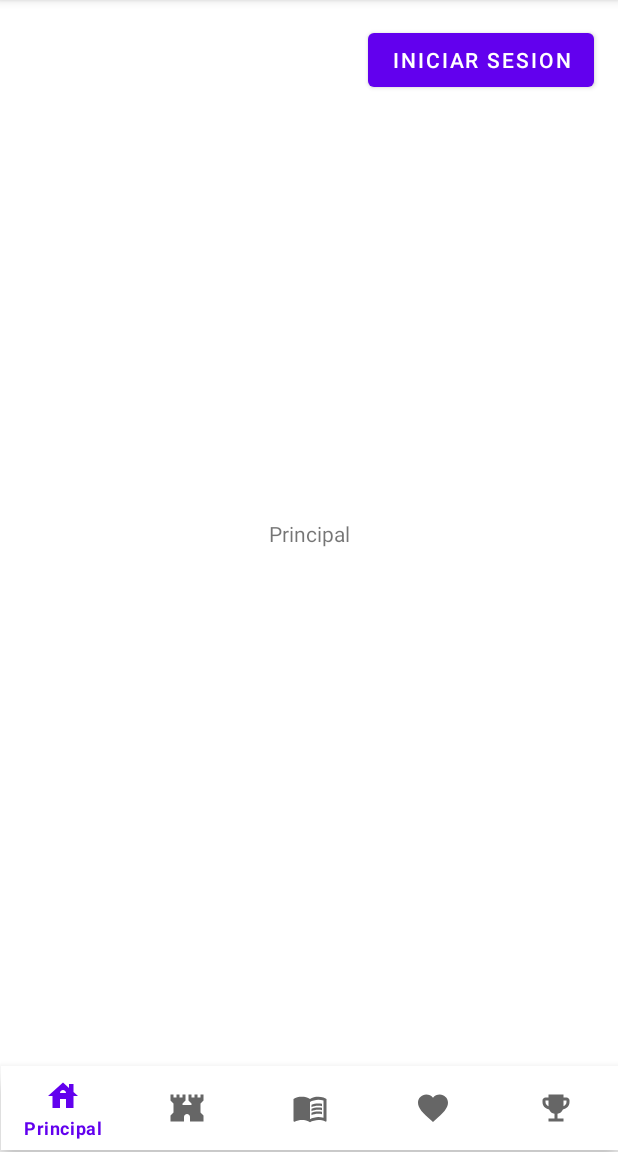
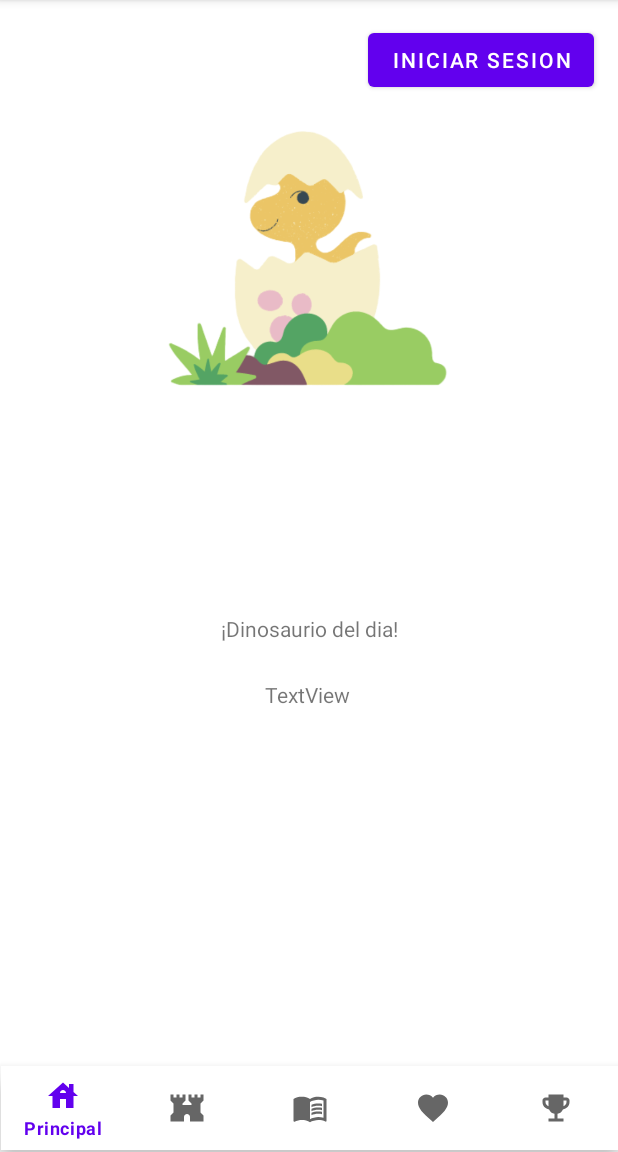
Before and after one commit to jleonreg/trabajoAuxiliar, an Android app: the screen it shows after launch (MainActivity), on a phone screen of 412 x 824 dp, the part 84-1236 px from its top. Run offline under Robolectric (Android 15) with nearby library versions, the phone set to English and light mode, and no system bars; our stand-ins replace Room's generated code; pictures from the network do not load.

Commit message:
CASO DE USO 5, TERMINADO

```diff
--- a/app/src/main/java/es/unex/dinopedia/DinosaurioAdapter.java
+++ b/app/src/main/java/es/unex/dinopedia/DinosaurioAdapter.java
@@ -42,7 +42,6 @@ public class DinosaurioAdapter extends RecyclerView.Adapter<DinosaurioAdapter.Vi
     @Override
     public void onBindViewHolder(ViewHolder holder, int position) {
         holder.bind(mItems.get(position),listener);
-
     }
 
     // Return the size of your dataset (invoked by the layout manager)
@@ -74,7 +73,9 @@ public class DinosaurioAdapter extends RecyclerView.Adapter<DinosaurioAdapter.Vi
 
     }
 
-    public Object getItem(int pos) { return mItems.get(pos); }
+    public Object getItem(int pos) {
+        return mItems.get(pos);
+    }
 
      static class ViewHolder extends RecyclerView.ViewHolder {
 
--- a/app/src/main/java/es/unex/dinopedia/EnciclopediaFragment.java
+++ b/app/src/main/java/es/unex/dinopedia/EnciclopediaFragment.java
@@ -45,7 +45,7 @@ public class EnciclopediaFragment extends Fragment {
     private final Context context;
     private List<Dinosaurio> dinoList = new ArrayList<>();
 
-    public void lista(List<Dinosaurio> dino){
+    public void lista(){
         //dinoList=new ArrayList<>(dino);
         DinosaurioDatabase database = DinosaurioDatabase.getInstance(context);
         dinoList=database.getDao().getAll();
@@ -95,6 +95,13 @@ public class EnciclopediaFragment extends Fragment {
         // Inflate the layout for this fragment
         View viewMain = inflater.inflate(R.layout.fragment_enciclopedia, container, false);
 
+        AppExecutors.getInstance().diskIO().execute(new Runnable() {
+            @Override
+            public void run() {
+                lista();
+            }
+        });
+
         mRecyclerView = viewMain.findViewById(R.id.my_recycler_view);
 
         // use this setting to improve performance if you know that changes
@@ -105,10 +112,6 @@ public class EnciclopediaFragment extends Fragment {
         // - Set a Linear Layout Manager to the RecyclerView
         mLayoutManager = new LinearLayoutManager(context);
         mRecyclerView.setLayoutManager(mLayoutManager);
-
-        // - Create a new Adapter for the RecyclerView
-        // specify an adapter (see also next example)
-        View view = mRecyclerView.findViewById(android.R.id.content);
 
         // - Attach the adapter to the RecyclerView
         mRecyclerView.setAdapter(mAdapter);
--- a/app/src/main/java/es/unex/dinopedia/MainFragment.java
+++ b/app/src/main/java/es/unex/dinopedia/MainFragment.java
@@ -1,17 +1,21 @@
 package es.unex.dinopedia;
 
+import android.annotation.SuppressLint;
 import android.content.Context;
 import android.os.Bundle;
 
 import androidx.fragment.app.Fragment;
 import androidx.fragment.app.FragmentManager;
 import androidx.fragment.app.FragmentTransaction;
+import androidx.recyclerview.widget.LinearLayoutManager;
+import androidx.recyclerview.widget.RecyclerView;
 
 import android.util.Log;
 import android.view.LayoutInflater;
 import android.view.View;
 import android.view.ViewGroup;
 import android.widget.Button;
+import android.widget.TextView;
 
 import org.json.JSONArray;
 
@@ -22,7 +26,6 @@ import java.util.Date;
 import java.util.List;
 import java.util.Random;
 
-import es.unex.dinopedia.databinding.ActivityMainBinding;
 import es.unex.dinopedia.roomdb.DinosaurioDatabase;
 
 /**
@@ -36,6 +39,7 @@ public class MainFragment extends Fragment implements View.OnClickListener {
     // the fragment initialization parameters, e.g. ARG_ITEM_NUMBER
     private static final String ARG_PARAM1 = "param1";
     private static final String ARG_PARAM2 = "param2";
+    private View vista;
     private final Context context;
     private DinosaurioAdapter mAdapter;
     private DateFormat formatoFecha;
@@ -47,11 +51,11 @@ public class MainFragment extends Fragment implements View.OnClickListener {
     private List<Dinosaurio> dinoList = new ArrayList<>();
     private List<Dinosaurio> copiaDinosaurio= new ArrayList<>(dinoList);
 
-    public void lista(List<Dinosaurio> dino){
+    public void lista(){
         //dinoList=new ArrayList<>(dino);
         DinosaurioDatabase database = DinosaurioDatabase.getInstance(context);
         dinoList=database.getDao().getAll();
-
+        copiaDinosaurio=database.getDao().getAll();
     }
 
     public MainFragment(Context cont) {
@@ -97,8 +101,15 @@ public class MainFragment extends Fragment implements View.OnClickListener {
     @Override
     public View onCreateView(LayoutInflater inflater, ViewGroup container, Bundle savedInstanceState){
         View rootView = inflater.inflate(R.layout.fragment_main, container, false);
+        vista = rootView;
+        Button bIniciarSesion = rootView.findViewById(R.id.bIniciarSesion);
 
-        Button bIniciarSesion = rootView.findViewById(R.id.bIniciarSesion);
+        AppExecutors.getInstance().diskIO().execute(new Runnable() {
+            @Override
+            public void run() {
+                lista();
+            }
+        });
 
         bIniciarSesion.setOnClickListener(this);
         return rootView;
@@ -113,16 +124,25 @@ public class MainFragment extends Fragment implements View.OnClickListener {
     }
 
     public void elegirDinosaurio(){
+        String nombre;
         Random random_method = new Random();
-        int valor = copiaDinosaurio.size();
         int nuevoDinosaurio = random_method.nextInt(copiaDinosaurio.size());
         long momento = System.currentTimeMillis();
         Date fechaActual = new Date(momento);
-        String salida = formatoFecha.format(fechaActual);
-        if(fecha!=fechaActual){
-            //mostrar nuevo dino con el int generado aleatorio
-            //fecha=fechaActual;
-            Log.d("fecha", salida);
+        String fechaActualS = formatoFecha.format(fechaActual);
+        String fechaS = formatoFecha.format(fecha);
+        if(!fechaS.equals(fechaActualS)){
+            fecha=fechaActual;
+            nuevoDinosaurio = random_method.nextInt(copiaDinosaurio.size());
+            Log.d("fecha", fechaS);
+        }
+        Dinosaurio d = (Dinosaurio) mAdapter.getItem(nuevoDinosaurio);
+        Log.d("HOLA", d.getName());
+        nombre=d.getName();
+
+        if(dinoList.size()!=0) {
+            final TextView dinoDia = (TextView) vista.findViewById(R.id.nombreDino);
+            dinoDia.setText(nombre);
         }
     }
 
--- a/app/src/main/res/layout/fragment_main.xml
+++ b/app/src/main/res/layout/fragment_main.xml
@@ -9,11 +9,12 @@
         android:id="@+id/textView"
         android:layout_width="wrap_content"
         android:layout_height="wrap_content"
-        android:text="Principal"
+        android:text="¡Dinosaurio del dia!"
         app:layout_constraintBottom_toBottomOf="parent"
         app:layout_constraintEnd_toEndOf="parent"
         app:layout_constraintStart_toStartOf="parent"
-        app:layout_constraintTop_toTopOf="parent" />
+        app:layout_constraintTop_toTopOf="parent"
+        app:layout_constraintVertical_bias="0.592" />
 
     <Button
         android:id="@+id/bIniciarSesion"
@@ -24,4 +25,28 @@
         android:text="Iniciar Sesion"
         app:layout_constraintEnd_toEndOf="parent"
         app:layout_constraintTop_toTopOf="parent" />
+
+    <ImageView
+        android:id="@+id/imageView"
+        android:layout_width="275dp"
+        android:layout_height="343dp"
+        app:layout_constraintBottom_toBottomOf="parent"
+        app:layout_constraintEnd_toEndOf="parent"
+        app:layout_constraintHorizontal_bias="0.493"
+        app:layout_constraintStart_toStartOf="parent"
+        app:layout_constraintTop_toTopOf="parent"
+        app:layout_constraintVertical_bias="0.0"
+        app:srcCompat="@drawable/__photoroom__1_" />
+
+    <TextView
+        android:id="@+id/nombreDino"
+        android:layout_width="wrap_content"
+        android:layout_height="wrap_content"
+        android:text="TextView"
+        app:layout_constraintBottom_toBottomOf="parent"
+        app:layout_constraintEnd_toEndOf="parent"
+        app:layout_constraintHorizontal_bias="0.498"
+        app:layout_constraintStart_toStartOf="parent"
+        app:layout_constraintTop_toBottomOf="@+id/textView"
+        app:layout_constraintVertical_bias="0.095" />
 </androidx.constraintlayout.widget.ConstraintLayout>
```
Also changed, not shown: app/src/main/res/drawable/__photoroom__1_.png (added).
